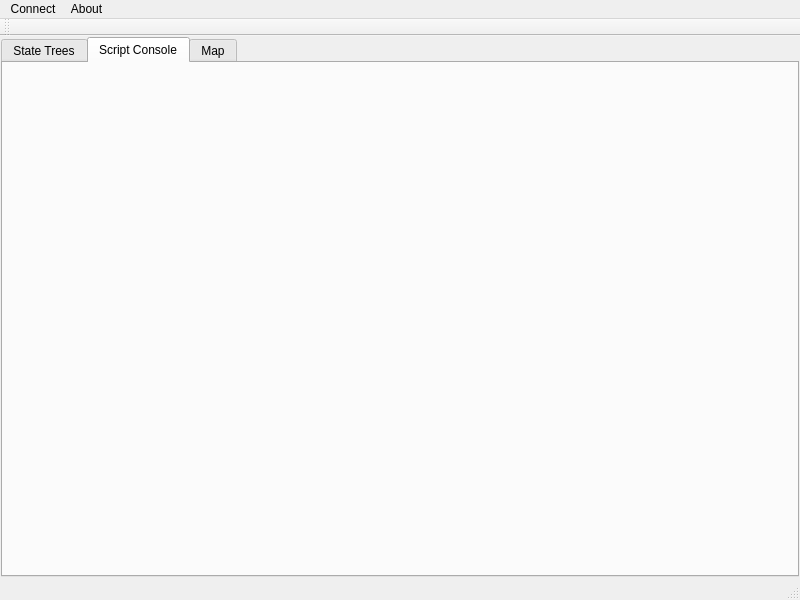
Before: the Qt Designer form Tools/RemoteDebugWindow/RemoteDebugWindow/remotedebugwindow.ui in jswigart/omni-bot, drawn with Qt 5.
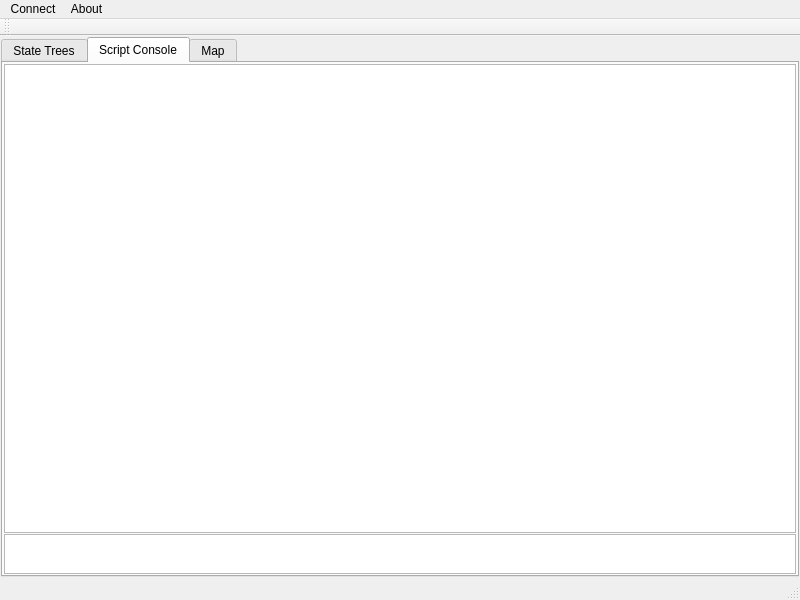
After: the same form once the commit is applied. The open tabs and pages were chosen to show the change. Custom widgets are drawn as their Qt base class.

Patch:
```diff
--- a/Tools/RemoteDebugWindow/RemoteDebugWindow/remotedebugwindow.ui
+++ b/Tools/RemoteDebugWindow/RemoteDebugWindow/remotedebugwindow.ui
@@ -86,6 +86,31 @@
        <attribute name="title">
         <string>Script Console</string>
        </attribute>
+       <layout class="QVBoxLayout" name="verticalLayout">
+        <property name="spacing">
+         <number>1</number>
+        </property>
+        <property name="margin">
+         <number>1</number>
+        </property>
+        <item>
+         <widget class="QTextBrowser" name="scriptOutput">
+          <property name="openExternalLinks">
+           <bool>true</bool>
+          </property>
+         </widget>
+        </item>
+        <item>
+         <widget class="QTextEdit" name="scriptInput">
+          <property name="maximumSize">
+           <size>
+            <width>16777215</width>
+            <height>40</height>
+           </size>
+          </property>
+         </widget>
+        </item>
+       </layout>
       </widget>
       <widget class="QWidget" name="tabMap">
        <attribute name="title">
```
Left out of the diff: 3 changed lines with no effect on the pictures.
